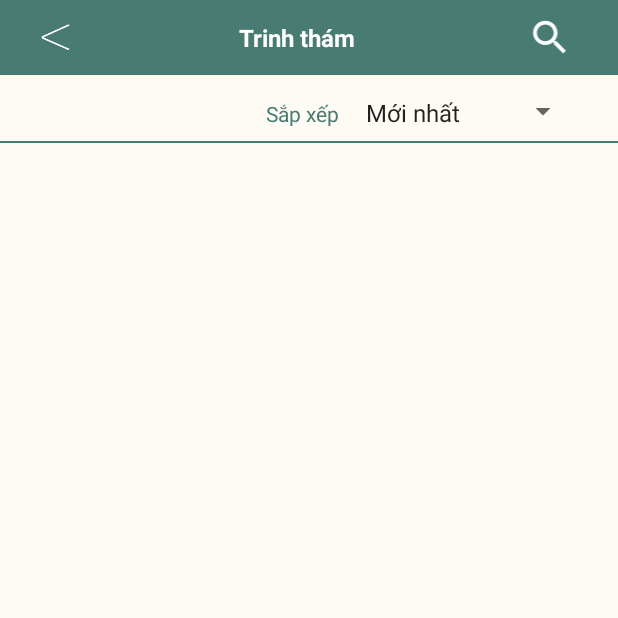
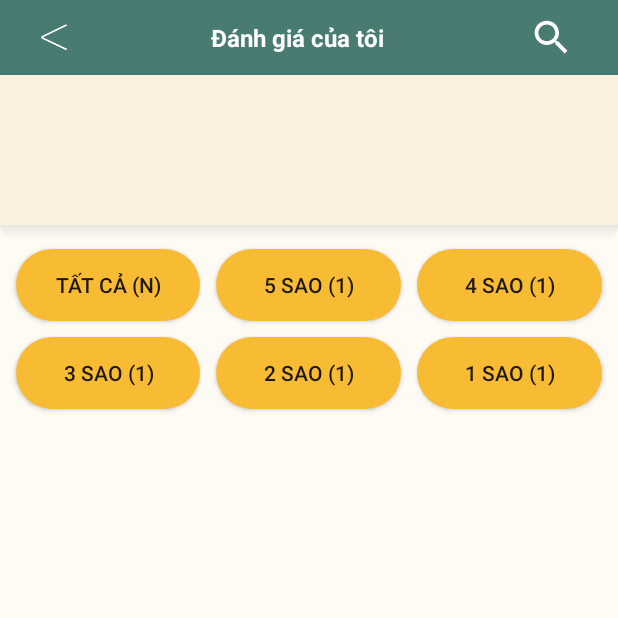
Before and after one commit to maithithuyhau/Meraki_Book_App, an Android app: the screen it shows after launch (BookListCatogoryActivity before the commit, MyRatingActivity after it), on a phone screen of 412 x 824 dp, the top half of it. Run offline under Robolectric (Android 15) with nearby library versions, the phone set to English and light mode, and no system bars.

Commit message:
Add my_rating_activity và các fragment rating

```diff
--- /dev/null
+++ b/app/src/main/java/com/example/merakibook/MyRatingActivity.java
@@ -0,0 +1,89 @@
+package com.example.merakibook;
+
+import androidx.appcompat.app.AppCompatActivity;
+import androidx.fragment.app.Fragment;
+import androidx.fragment.app.FragmentManager;
+import androidx.fragment.app.FragmentTransaction;
+
+import android.os.Bundle;
+import android.view.View;
+import android.widget.Button;
+import android.widget.LinearLayout;
+
+public class MyRatingActivity extends AppCompatActivity {
+
+    Button btnAllStar, btnFiveStar, btnFourStar, btnThreeStar, btnTwoStar, btnOneStar;
+    LinearLayout linearLayoutContainer;
+    Fragment fragment;
+
+    @Override
+    protected void onCreate(Bundle savedInstanceState) {
+        super.onCreate(savedInstanceState);
+        setContentView(R.layout.activity_my_rating);
+
+        linkView();
+        addEvent();
+    }
+
+    private void linkView() {
+        btnAllStar = findViewById(R.id.btnAllStar);
+        btnFiveStar = findViewById(R.id.btnFiveStar);
+        btnFourStar = findViewById(R.id.btnFourStar);
+        btnThreeStar = findViewById(R.id.btnThreeStar);
+        btnTwoStar = findViewById(R.id.btnTwoStar);
+        btnOneStar = findViewById(R.id.btnOneStar);
+
+        linearLayoutContainer = findViewById(R.id.linearLayoutContainer);
+    }
+
+    private void addEvent() {
+        btnAllStar.setOnClickListener(myClick);
+        btnFiveStar.setOnClickListener(myClick);
+        btnFourStar.setOnClickListener(myClick);
+        btnThreeStar.setOnClickListener(myClick);
+        btnTwoStar.setOnClickListener(myClick);
+        btnOneStar.setOnClickListener(myClick);
+    }
+
+    View.OnClickListener myClick = new View.OnClickListener() {
+        @Override
+        public void onClick(View view) {
+            FragmentManager manager = getSupportFragmentManager();
+            FragmentTransaction transaction = manager.beginTransaction();
+            switch (view.getId()){
+                case R.id.btnAllStar:
+                    fragment = new AllStarRatingFragment();
+                    break;
+                case R.id.btnFiveStar:
+                    fragment = new FiveStarRatingFragment();
+                    break;
+                case R.id.btnFourStar:
+                    fragment = new FourStarRatingFragment();
+                    break;
+                case R.id.btnThreeStar:
+                    fragment = new ThreeStarRatingFragment();
+                    break;
+                case R.id.btnTwoStar:
+                    fragment = new TwoStarRatingFragment();
+                    break;
+                case R.id.btnOneStar:
+                    fragment = new OneStarRatingFragment();
+                    break;
+            }
+
+            transaction.replace(R.id.linearLayoutContainer,fragment);
+            transaction.commit();
+//            if(view.getId() == R.id.btnAllStar){
+//                fragment = new AllStarRatingFragment();
+//            }
+//
+//            if(view.getId() == R.id.btnFiveStar){
+//                fragment = new FiveStarRatingFragment();
+//            }
+//
+//            if(view.getId() == R.id.btnFourStar){
+//                fragment =
+//            }
+        }
+    };
+}
--- /dev/null
+++ b/app/src/main/res/drawable/background_btn_corner.xml
@@ -0,0 +1,6 @@
+<?xml version="1.0" encoding="utf-8"?>
+<shape xmlns:android="http://schemas.android.com/apk/res/android"
+    android:shape="rectangle">
+    <corners android:radius="30dp"/>
+    <solid android:color="@color/yellow"/>
+</shape>
--- /dev/null
+++ b/app/src/main/res/layout/activity_my_rating.xml
@@ -0,0 +1,147 @@
+<?xml version="1.0" encoding="utf-8"?>
+<RelativeLayout xmlns:android="http://schemas.android.com/apk/res/android"
+    xmlns:app="http://schemas.android.com/apk/res-auto"
+    xmlns:tools="http://schemas.android.com/tools"
+    android:layout_width="match_parent"
+    android:layout_height="match_parent"
+    tools:context=".MyRatingActivity"
+    android:background="@color/background">
+
+    <LinearLayout
+        android:layout_width="match_parent"
+        android:layout_height="50dp"
+        android:background="@color/green"
+        android:gravity="center_vertical"
+        android:orientation="horizontal"
+        android:weightSum="10"
+        android:id="@+id/navBar">
+
+        <ImageButton
+            android:id="@+id/btnBack"
+            android:layout_width="15dp"
+            android:layout_height="20dp"
+            android:layout_marginStart="24dp"
+            android:layout_weight="0.5"
+            android:background="@drawable/icon_back" />
+
+        <TextView
+            android:id="@+id/txtTittle"
+            android:layout_width="wrap_content"
+            android:layout_height="wrap_content"
+            android:layout_weight="9"
+            android:gravity="center"
+            android:text="@string/txt_tittle_my_rating"
+            android:textColor="@color/white"
+            android:textSize="16sp"
+            android:textStyle="bold" />
+
+        <ImageView
+            android:layout_width="30dp"
+            android:layout_height="30dp"
+            android:src="@drawable/ic_search"
+            android:layout_weight="0.5"
+            android:layout_marginEnd="24dp"/>
+    </LinearLayout>
+
+        <ImageView
+            android:id="@+id/imageView9"
+            android:layout_width="match_parent"
+            android:layout_height="110dp"
+            android:src="@drawable/background_dropshadow"
+            app:layout_constraintEnd_toEndOf="parent"
+            app:layout_constraintStart_toStartOf="parent"
+            app:layout_constraintTop_toBottomOf="@+id/navBar"
+            android:layout_below="@id/navBar"/>
+
+        <ImageView
+            android:id="@+id/imvAvatar"
+            android:layout_width="match_parent"
+            android:layout_height="100dp"
+            android:src="@color/light_skin"
+            app:layout_constraintEnd_toEndOf="parent"
+            app:layout_constraintStart_toStartOf="parent"
+            app:layout_constraintTop_toBottomOf="@+id/navBar"
+            android:layout_below="@id/navBar"/>
+
+        <GridLayout
+            android:id="@+id/gridLayoutRating"
+            android:layout_width="match_parent"
+            android:layout_height="wrap_content"
+            android:layout_marginTop="5dp"
+            android:columnCount="3"
+            android:padding="5dp"
+            android:rowCount="2"
+            android:alignmentMode="alignMargins"
+            android:columnOrderPreserved="false"
+            android:layout_below="@id/imvAvatar">
+
+            <Button
+                android:id="@+id/btnAllStar"
+                android:layout_rowWeight="1"
+                android:layout_columnWeight="1"
+                android:layout_margin="5dp"
+                android:background="@drawable/background_btn_corner"
+                android:text="@string/btn_all_star"
+                android:textSize="14sp" />
+
+            <Button
+                android:id="@+id/btnFiveStar"
+                android:layout_rowWeight="1"
+                android:layout_columnWeight="1"
+                android:layout_margin="5dp"
+                android:background="@drawable/background_btn_corner"
+                android:text="@string/btn_5_star"
+                android:textSize="14sp" />
+
+            <Button
+                android:id="@+id/btnFourStar"
+                android:layout_rowWeight="1"
+                android:layout_columnWeight="1"
+                android:layout_margin="5dp"
+                android:background="@drawable/background_btn_corner"
+                android:text="@string/btn_4_star"
+                android:textSize="14sp" />
+
+            <Button
+                android:id="@+id/btnThreeStar"
+                android:layout_rowWeight="1"
+                android:layout_columnWeight="1"
+                android:layout_margin="5dp"
+                android:background="@drawable/background_btn_corner"
+                android:text="@string/btn_3_star"
+                android:textSize="14sp" />
+
+            <Button
+                android:id="@+id/btnTwoStar"
+                android:layout_rowWeight="1"
+                android:layout_columnWeight="1"
+                android:layout_margin="5dp"
+                android:background="@drawable/background_btn_corner"
+                android:text="@string/btn_2_star"
+                android:textSize="14sp" />
+
+            <Button
+                android:id="@+id/btnOneStar"
+                android:layout_rowWeight="1"
+                android:layout_columnWeight="1"
+                android:layout_margin="5dp"
+                android:background="@drawable/background_btn_corner"
+                android:text="@string/btn_1_star"
+                android:textSize="14sp" />
+
+        </GridLayout>
+
+    <LinearLayout
+        android:id="@+id/linearLayoutContainer"
+        android:layout_width="match_parent"
+        android:layout_height="match_parent"
+        android:layout_below="@id/gridLayoutRating"
+        android:orientation="vertical"
+        android:padding="10dp">
+
+    </LinearLayout>
+
+
+
+
+</RelativeLayout>
--- a/app/src/main/res/layout/item_book_vertical.xml
+++ b/app/src/main/res/layout/item_book_vertical.xml
@@ -112,7 +112,7 @@
                 android:layout_width="85dp"
                 android:layout_height="30dp"
                 android:layout_marginStart="30dp"
-                android:background="@drawable/background_btn"
+                android:background="@drawable/background_btn_corner"
                 android:text="@string/btn_read"
                 android:textAllCaps="false"
                 android:textSize="12sp"/>
--- a/app/src/main/res/values/strings.xml
+++ b/app/src/main/res/values/strings.xml
@@ -98,6 +98,15 @@
         <item>Bán chạy</item>
         <item>Miễn phí</item>
     </string-array>
+
+    //Đánh giá của tôi
+    <string name="txt_tittle_my_rating">Đánh giá của tôi</string>
+    <string name="btn_all_star">Tất cả (n)</string>
+    <string name="btn_5_star">5 sao (1)</string>
+    <string name="btn_4_star">4 sao (1)</string>
+    <string name="btn_3_star">3 sao (1)</string>
+    <string name="btn_2_star">2 sao (1)</string>
+    <string name="btn_1_star">1 sao (1)</string>
 
 
     //Policy
```
Also changed, not shown: app/src/main/AndroidManifest.xml (+8 -5 lines), app/src/main/java/com/example/merakibook/AllStarRatingFragment.java (added, +28 -0 lines), app/src/main/java/com/example/merakibook/FiveStarRatingFragment.java (added, +28 -0 lines), app/src/main/java/com/example/merakibook/FourStarRatingFragment.java (added, +29 -0 lines), app/src/main/java/com/example/merakibook/OneStarRatingFragment.java (added, +28 -0 lines), app/src/main/java/com/example/merakibook/ThreeStarRatingFragment.java (added, +29 -0 lines), app/src/main/java/com/example/merakibook/TwoStarRatingFragment.java (added, +29 -0 lines), app/src/main/res/layout/fragment_all_star_rating.xml (added, +9 -0 lines), app/src/main/res/layout/fragment_five_star_rating.xml (added, +10 -0 lines), app/src/main/res/layout/fragment_four_star_rating.xml (added, +10 -0 lines), app/src/main/res/layout/fragment_one_star_rating.xml (added, +10 -0 lines), app/src/main/res/layout/fragment_three_star_rating.xml (added, +10 -0 lines), app/src/main/res/layout/fragment_two_star_rating.xml (added, +10 -0 lines).
